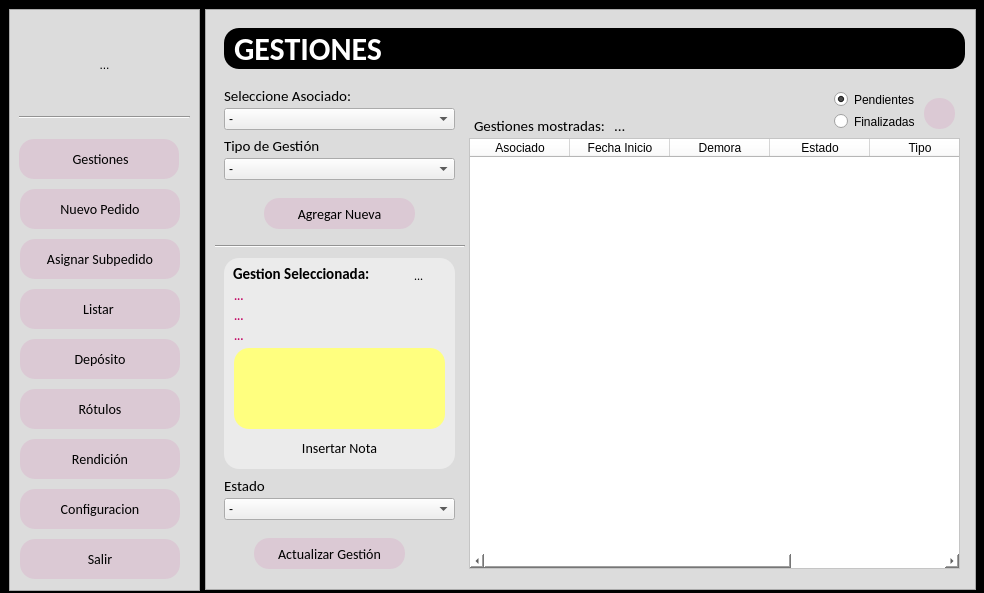
First picture: the form in main.ui, repository zenfranco/Gestion_rotulos, before the edit.
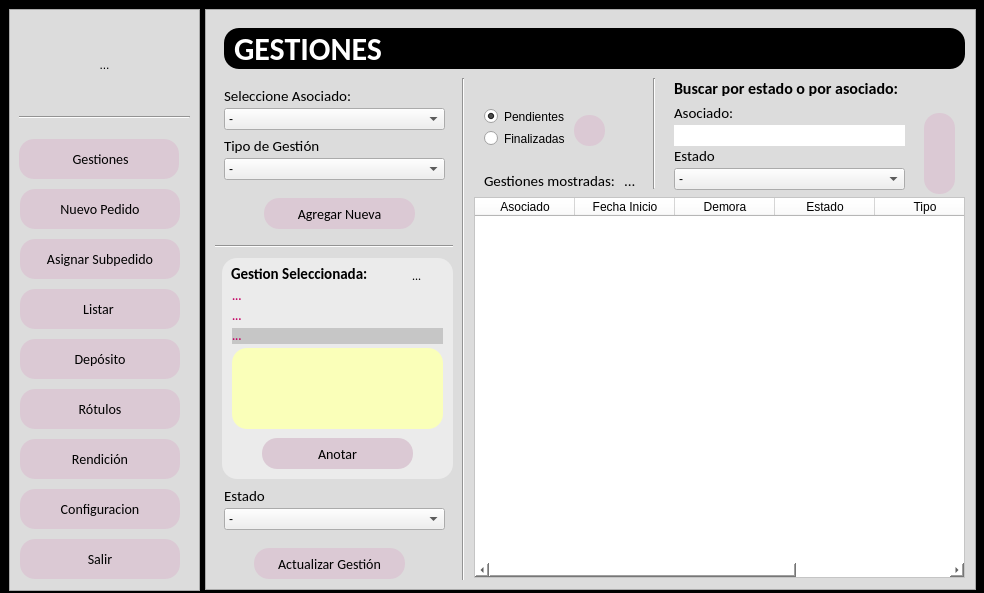
Second picture: the form after the edit. The open tabs and pages were chosen to show the change. Icons and pictures are not drawn.

Commit message: SE MEJORAN LAS NOTAS EN GESTIONES Y SE AGREGA BUSQUEDA POR ASOCIADO Y POR ESTADO

```diff
--- a/main.ui
+++ b/main.ui
@@ -601,10 +601,10 @@
          <widget class="QTableWidget" name="tb_gestiones">
           <property name="geometry">
            <rect>
-            <x>255</x>
-            <y>120</y>
+            <x>260</x>
+            <y>179</y>
             <width>491</width>
-            <height>431</height>
+            <height>381</height>
            </rect>
           </property>
           <property name="styleSheet">
@@ -668,7 +668,7 @@
            <rect>
             <x>10</x>
             <y>90</y>
-            <width>231</width>
+            <width>221</width>
             <height>22</height>
            </rect>
           </property>
@@ -715,7 +715,7 @@
            <rect>
             <x>10</x>
             <y>140</y>
-            <width>231</width>
+            <width>221</width>
             <height>22</height>
            </rect>
           </property>
@@ -743,8 +743,8 @@
          <widget class="QPushButton" name="btn_buscar_gestiones">
           <property name="geometry">
            <rect>
-            <x>710</x>
-            <y>80</y>
+            <x>360</x>
+            <y>97</y>
             <width>31</width>
             <height>31</height>
            </rect>
@@ -766,8 +766,8 @@
          <widget class="QRadioButton" name="rb_gestiones_pendientes">
           <property name="geometry">
            <rect>
-            <x>620</x>
-            <y>73</y>
+            <x>270</x>
+            <y>90</y>
             <width>82</width>
             <height>17</height>
            </rect>
@@ -782,8 +782,8 @@
          <widget class="QRadioButton" name="rb_gestiones_finalizadas">
           <property name="geometry">
            <rect>
-            <x>620</x>
-            <y>95</y>
+            <x>270</x>
+            <y>112</y>
             <width>82</width>
             <height>17</height>
            </rect>
@@ -809,7 +809,7 @@
           <property name="geometry">
            <rect>
             <x>10</x>
-            <y>460</y>
+            <y>470</y>
             <width>141</width>
             <height>16</height>
            </rect>
@@ -828,8 +828,8 @@
           <property name="geometry">
            <rect>
             <x>10</x>
-            <y>480</y>
-            <width>231</width>
+            <y>490</y>
+            <width>221</width>
             <height>22</height>
            </rect>
           </property>
@@ -893,7 +893,7 @@
           <property name="geometry">
            <rect>
             <x>40</x>
-            <y>520</y>
+            <y>530</y>
             <width>151</width>
             <height>31</height>
            </rect>
@@ -905,15 +905,17 @@
          <widget class="QFrame" name="frame_27">
           <property name="geometry">
            <rect>
-            <x>10</x>
+            <x>8</x>
             <y>240</y>
             <width>231</width>
-            <height>211</height>
+            <height>221</height>
            </rect>
           </property>
           <property name="styleSheet">
-           <string notr="true">border-radius:15px;
-background-color:rgb(235, 235, 235);</string>
+           <string notr="true">QFrame{
+border-radius:15px;
+background-color:rgb(235, 235, 235);
+}</string>
           </property>
           <property name="frameShape">
            <enum>QFrame::StyledPanel</enum>
@@ -993,7 +995,7 @@
             <rect>
              <x>10</x>
              <y>70</y>
-             <width>181</width>
+             <width>211</width>
              <height>16</height>
             </rect>
            </property>
@@ -1006,7 +1008,8 @@
             </font>
            </property>
            <property name="styleSheet">
-            <string notr="true">color:rgb(193, 0, 96);</string>
+            <string notr="true">color:rgb(193, 0, 96);
+background-color: rgb(198, 198, 198);</string>
            </property>
            <property name="text">
             <string>...</string>
@@ -1031,11 +1034,15 @@
              <x>40</x>
              <y>180</y>
              <width>151</width>
-             <height>20</height>
+             <height>31</height>
             </rect>
            </property>
            <property name="text">
-            <string>Insertar Nota</string>
+            <string>Anotar</string>
+           </property>
+           <property name="icon">
+            <iconset>
+             <normaloff>icons/note.png</normaloff>icons/note.png</iconset>
            </property>
           </widget>
           <widget class="QTextEdit" name="signal_gestion_observaciones">
@@ -1055,15 +1062,19 @@
             </font>
            </property>
            <property name="styleSheet">
-            <string notr="true">background-color: rgb(255, 255, 127);</string>
+            <string notr="true">QFrame{
+background-color: rgb(250, 255, 185);
+}
+
+</string>
            </property>
           </widget>
          </widget>
          <widget class="QLabel" name="label_86">
           <property name="geometry">
            <rect>
-            <x>260</x>
-            <y>100</y>
+            <x>270</x>
+            <y>155</y>
             <width>141</width>
             <height>16</height>
            </rect>
@@ -1081,8 +1092,8 @@
          <widget class="QLabel" name="signal_gestiones">
           <property name="geometry">
            <rect>
-            <x>400</x>
-            <y>100</y>
+            <x>410</x>
+            <y>155</y>
             <width>141</width>
             <height>16</height>
            </rect>
@@ -1097,6 +1108,192 @@
            <string>...</string>
           </property>
          </widget>
+         <widget class="QLabel" name="label_96">
+          <property name="geometry">
+           <rect>
+            <x>460</x>
+            <y>130</y>
+            <width>141</width>
+            <height>16</height>
+           </rect>
+          </property>
+          <property name="font">
+           <font>
+            <family>Calibri</family>
+            <pointsize>11</pointsize>
+           </font>
+          </property>
+          <property name="text">
+           <string>Estado</string>
+          </property>
+         </widget>
+         <widget class="QComboBox" name="combo_estados_gestiones_filtro">
+          <property name="geometry">
+           <rect>
+            <x>460</x>
+            <y>150</y>
+            <width>231</width>
+            <height>22</height>
+           </rect>
+          </property>
+          <item>
+           <property name="text">
+            <string>-</string>
+           </property>
+          </item>
+          <item>
+           <property name="text">
+            <string>1-Esperando Transferencia (Rollos)</string>
+           </property>
+          </item>
+          <item>
+           <property name="text">
+            <string>2-Transferencia Enviada (Rollos)</string>
+           </property>
+          </item>
+          <item>
+           <property name="text">
+            <string>3-Esperando Evaluacion de Lotes</string>
+           </property>
+          </item>
+          <item>
+           <property name="text">
+            <string>4-Esperando Nota por KG</string>
+           </property>
+          </item>
+          <item>
+           <property name="text">
+            <string>5-En Impresion</string>
+           </property>
+          </item>
+          <item>
+           <property name="text">
+            <string>6-Pendiente de DAV</string>
+           </property>
+          </item>
+          <item>
+           <property name="text">
+            <string>7-Esperando documentacion</string>
+           </property>
+          </item>
+          <item>
+           <property name="text">
+            <string>8-Documentacion + Nota Enviadas</string>
+           </property>
+          </item>
+          <item>
+           <property name="text">
+            <string>9-DAV Gestionados</string>
+           </property>
+          </item>
+          <item>
+           <property name="text">
+            <string>Finalizado</string>
+           </property>
+          </item>
+         </widget>
+         <widget class="QLabel" name="label_97">
+          <property name="geometry">
+           <rect>
+            <x>460</x>
+            <y>87</y>
+            <width>141</width>
+            <height>16</height>
+           </rect>
+          </property>
+          <property name="font">
+           <font>
+            <family>Calibri</family>
+            <pointsize>11</pointsize>
+           </font>
+          </property>
+          <property name="text">
+           <string>Asociado:</string>
+          </property>
+         </widget>
+         <widget class="QLineEdit" name="txt_asociados_gestiones_filtro">
+          <property name="geometry">
+           <rect>
+            <x>460</x>
+            <y>107</y>
+            <width>231</width>
+            <height>21</height>
+           </rect>
+          </property>
+         </widget>
+         <widget class="QPushButton" name="btn_buscar_gestiones_filtro">
+          <property name="geometry">
+           <rect>
+            <x>710</x>
+            <y>95</y>
+            <width>31</width>
+            <height>81</height>
+           </rect>
+          </property>
+          <property name="text">
+           <string/>
+          </property>
+          <property name="icon">
+           <iconset>
+            <normaloff>icons/filter.png</normaloff>icons/filter.png</iconset>
+          </property>
+          <property name="iconSize">
+           <size>
+            <width>22</width>
+            <height>22</height>
+           </size>
+          </property>
+          <property name="shortcut">
+           <string>Return</string>
+          </property>
+         </widget>
+         <widget class="Line" name="line_20">
+          <property name="geometry">
+           <rect>
+            <x>239</x>
+            <y>60</y>
+            <width>20</width>
+            <height>511</height>
+           </rect>
+          </property>
+          <property name="orientation">
+           <enum>Qt::Vertical</enum>
+          </property>
+         </widget>
+         <widget class="QLabel" name="label_98">
+          <property name="geometry">
+           <rect>
+            <x>460</x>
+            <y>62</y>
+            <width>231</width>
+            <height>16</height>
+           </rect>
+          </property>
+          <property name="font">
+           <font>
+            <family>Calibri</family>
+            <pointsize>12</pointsize>
+            <weight>75</weight>
+            <bold>true</bold>
+           </font>
+          </property>
+          <property name="text">
+           <string>Buscar por estado o por asociado:</string>
+          </property>
+         </widget>
+         <widget class="Line" name="line_21">
+          <property name="geometry">
+           <rect>
+            <x>430</x>
+            <y>60</y>
+            <width>20</width>
+            <height>111</height>
+           </rect>
+          </property>
+          <property name="orientation">
+           <enum>Qt::Vertical</enum>
+          </property>
+         </widget>
         </widget>
        </widget>
        <widget class="QWidget" name="p_nuevosubpedido">
```
The commit also changes 6 other files.
